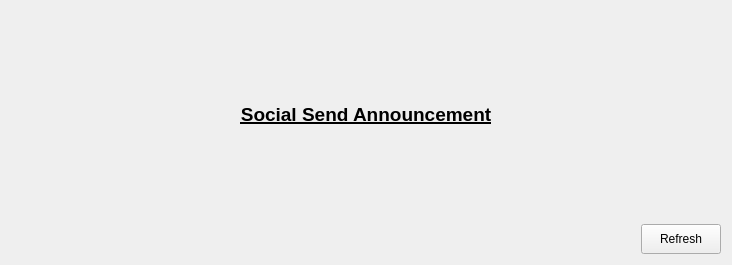
The window that src/qt/forms/announcementview.ui (SocialSend/SocialSend) describes before a commit, drawn with Qt 5.
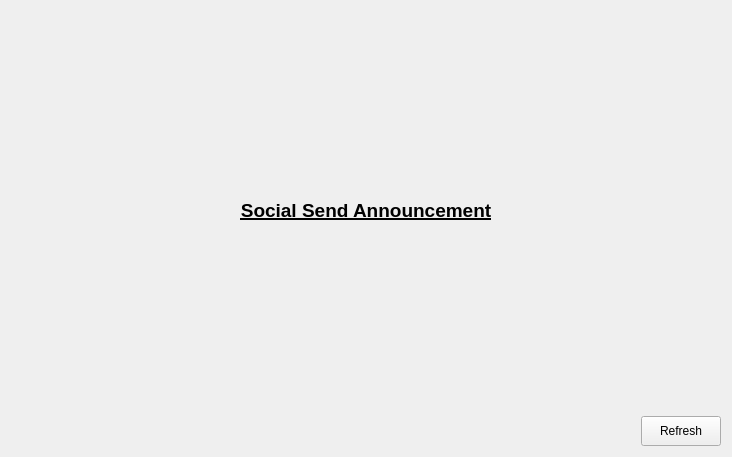
The same window after the commit.

```diff
--- a/src/qt/forms/announcementview.ui
+++ b/src/qt/forms/announcementview.ui
@@ -7,7 +7,7 @@
     <x>0</x>
     <y>0</y>
     <width>732</width>
-    <height>265</height>
+    <height>457</height>
    </rect>
   </property>
   <property name="sizePolicy">
@@ -61,29 +61,17 @@
      </item>
     </layout>
    </item>
-   <item>
-    <layout class="QHBoxLayout" name="horizontalLayout">
-     <property name="sizeConstraint">
-      <enum>QLayout::SetDefaultConstraint</enum>
-     </property>
-     <item>
-      <spacer name="horizontalSpacer">
-       <property name="orientation">
-        <enum>Qt::Horizontal</enum>
-       </property>
-       <property name="sizeHint" stdset="0">
-        <size>
-         <width>40</width>
-         <height>20</height>
-        </size>
-       </property>
-      </spacer>
-     </item>
-     <item>
+   <item alignment="Qt::AlignRight">
       <widget class="QPushButton" name="pushButton">
+     <property name="sizePolicy">
+      <sizepolicy hsizetype="Preferred" vsizetype="Preferred">
+       <horstretch>0</horstretch>
+       <verstretch>0</verstretch>
+      </sizepolicy>
+     </property>
        <property name="maximumSize">
         <size>
-         <width>100</width>
+       <width>1000</width>
          <height>30</height>
         </size>
        </property>
@@ -91,8 +79,6 @@
         <string>Refresh</string>
        </property>
       </widget>
-     </item>
-    </layout>
    </item>
   </layout>
  </widget>
```
Lines whose indentation alone changed are shown as unchanged.
